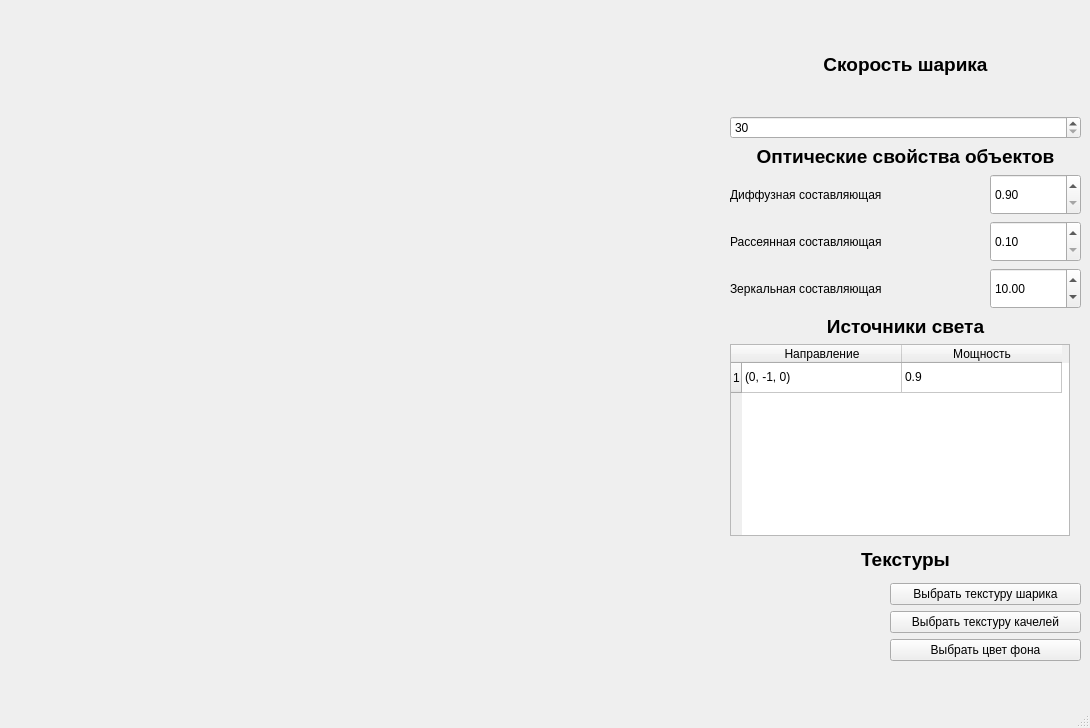
First picture: the form in sphere-mov-viz/mainwindow.ui, repository NastyaAR/cg-course-work, before the edit.
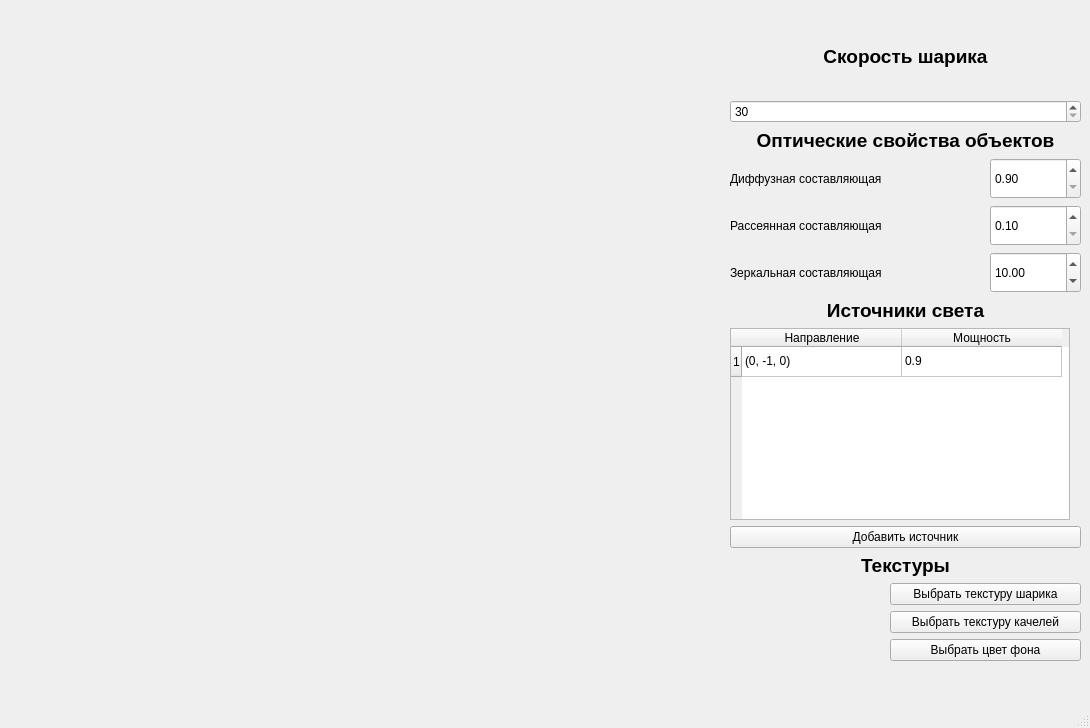
Second picture: the form after the edit.

What changed in the file:
```diff
--- a/sphere-mov-viz/mainwindow.ui
+++ b/sphere-mov-viz/mainwindow.ui
@@ -14,7 +14,7 @@
    <string>Визуализация движения шарика на качелях</string>
   </property>
   <widget class="QWidget" name="centralwidget">
-   <widget class="QWidget" name="">
+   <widget class="QWidget" name="layoutWidget">
     <property name="geometry">
      <rect>
       <x>30</x>
@@ -25,7 +25,7 @@
     </property>
     <layout class="QGridLayout" name="gridLayout"/>
    </widget>
-   <widget class="QWidget" name="">
+   <widget class="QWidget" name="layoutWidget">
     <property name="geometry">
      <rect>
       <x>730</x>
@@ -262,6 +262,13 @@
          </item>
         </widget>
        </item>
+       <item>
+        <widget class="QPushButton" name="pushButton_4">
+         <property name="text">
+          <string>Добавить источник</string>
+         </property>
+        </widget>
+       </item>
       </layout>
      </item>
      <item>
```
